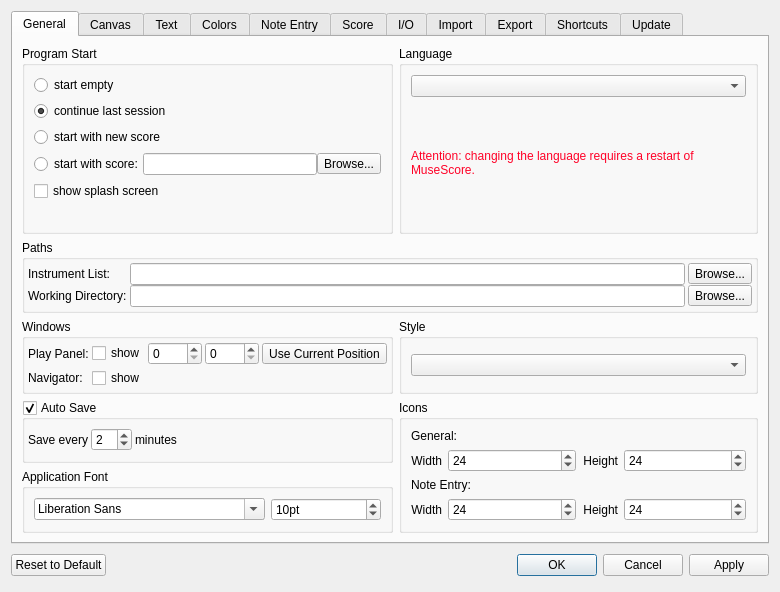
Above: mscore/mscore/prefsdialog.ui from musescore/musescore-old before the change. Below: the same form after it.
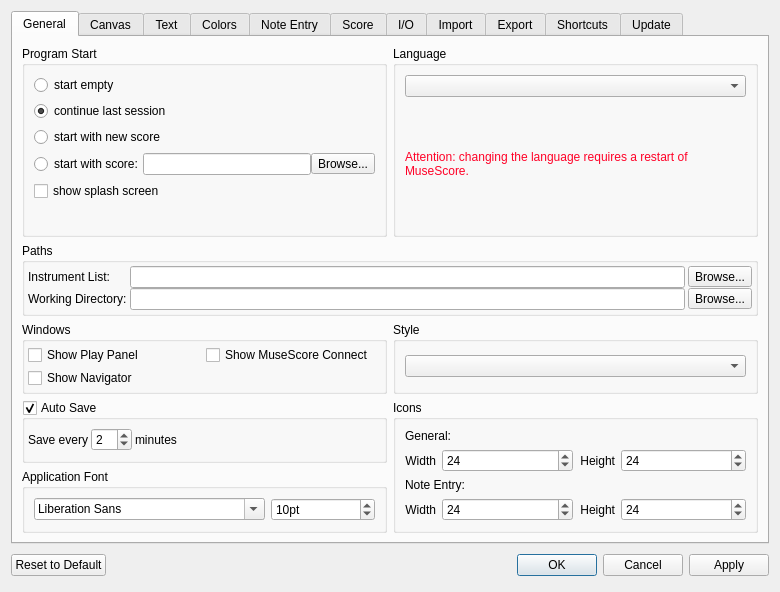
That is the form after the change. Icons and pictures are not drawn. Custom widgets are drawn as their Qt base class.

The edit to the form file:
```diff
--- a/mscore/mscore/prefsdialog.ui
+++ b/mscore/mscore/prefsdialog.ui
@@ -279,57 +279,23 @@
            <number>3</number>
           </property>
           <item row="0" column="0">
-           <widget class="QLabel" name="label_17">
-            <property name="text">
-             <string>Play Panel:</string>
-            </property>
-            <property name="textFormat">
-             <enum>Qt::PlainText</enum>
-            </property>
-           </widget>
-          </item>
-          <item row="0" column="1">
            <widget class="QCheckBox" name="playPanelShow">
             <property name="text">
-             <string>show</string>
-            </property>
-           </widget>
-          </item>
-          <item row="0" column="2">
-           <widget class="QSpinBox" name="playPanelX">
-            <property name="maximum">
-             <number>9999</number>
-            </property>
-           </widget>
-          </item>
-          <item row="0" column="3">
-           <widget class="QSpinBox" name="playPanelY">
-            <property name="maximum">
-             <number>9999</number>
-            </property>
-           </widget>
-          </item>
-          <item row="0" column="4">
-           <widget class="QToolButton" name="playPanelCur">
-            <property name="text">
-             <string>Use Current Position</string>
+             <string>Show Play Panel</string>
             </property>
            </widget>
           </item>
           <item row="1" column="0">
-           <widget class="QLabel" name="label_19">
-            <property name="text">
-             <string>Navigator:</string>
-            </property>
-            <property name="textFormat">
-             <enum>Qt::PlainText</enum>
-            </property>
-           </widget>
-          </item>
-          <item row="1" column="1">
            <widget class="QCheckBox" name="navigatorShow">
             <property name="text">
-             <string>show</string>
+             <string>Show Navigator</string>
+            </property>
+           </widget>
+          </item>
+          <item row="0" column="1">
+           <widget class="QCheckBox" name="checkBox">
+            <property name="text">
+             <string>Show MuseScore Connect</string>
             </property>
            </widget>
           </item>
```
Left out of the diff: 2 changed lines with no effect on the pictures.
